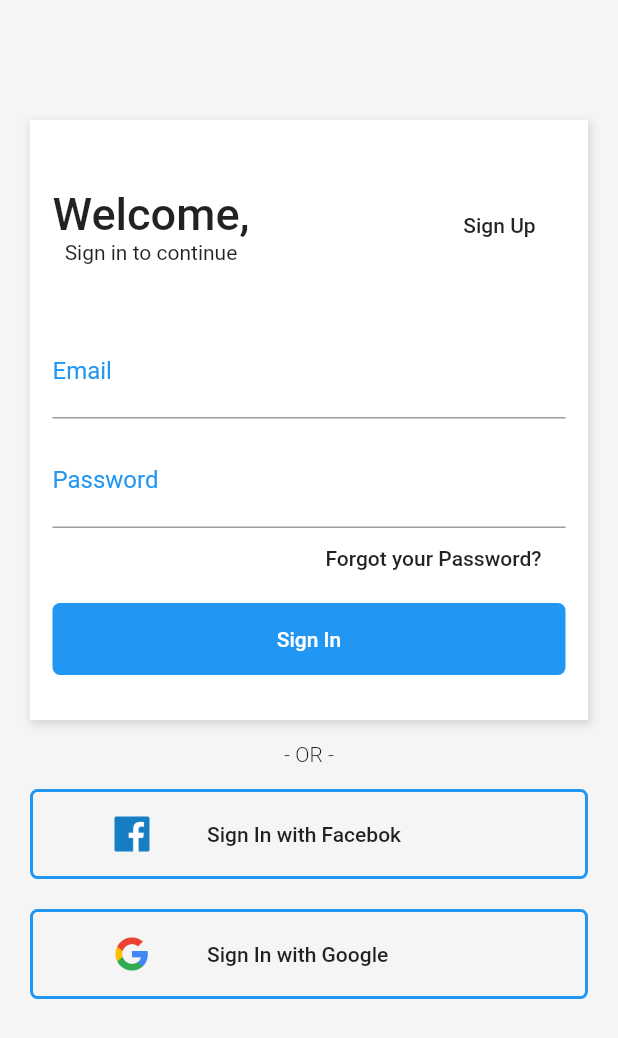
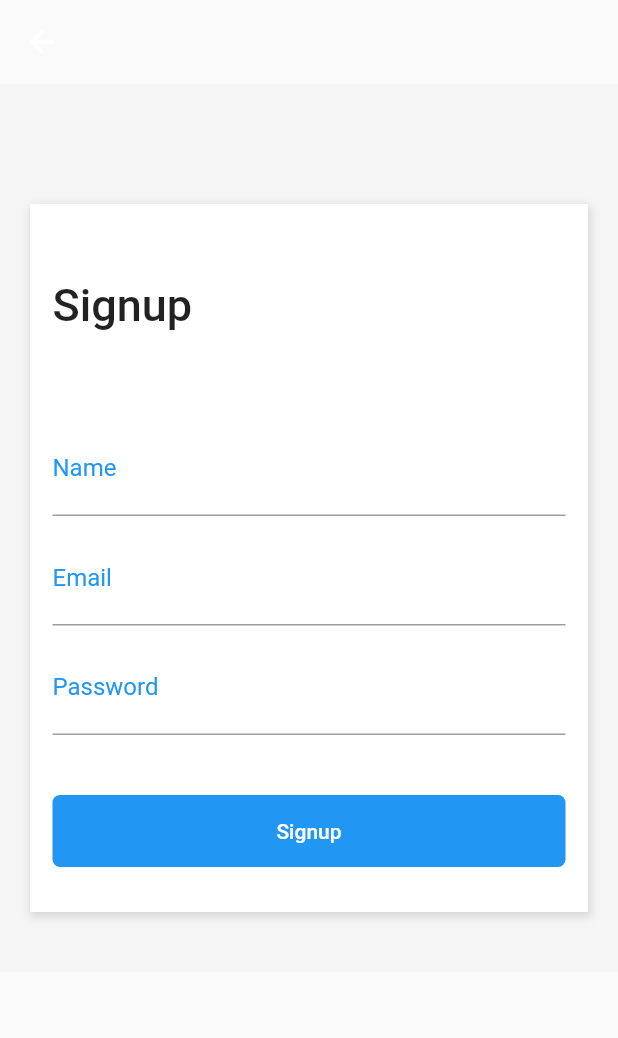
Before and after one commit to tonkunz/shopping_layout, a Flutter app: the screen it shows after launch, after a tap on "Sign Up", on a phone screen of 412 x 824 dp. Shown: the top 1038 px of the screen. Run offline on Flutter 3.47's test engine with Material 2 defaults, Android fonts, the phone set to English and light mode, and no system bars.

Commit message:
Adicionado signup page

```diff
--- a/lib/pages/login_page.dart
+++ b/lib/pages/login_page.dart
@@ -1,4 +1,5 @@
 import 'package:flutter/material.dart';
+import 'package:shopping_layout/pages/signup_page.dart';
 
 class LoginPage extends StatelessWidget {
   @override
@@ -44,7 +45,14 @@ class LoginPage extends StatelessWidget {
                             ],
                           ),
                           FlatButton(
-                            onPressed: () {},
+                            onPressed: () {
+                              Navigator.push(
+                                context,
+                                MaterialPageRoute(
+                                  builder: (context) => SignupPage(),
+                                ),
+                              );
+                            },
                             child: Text('Sign Up'),
                           ),
                         ],
--- /dev/null
+++ b/lib/pages/signup_page.dart
@@ -0,0 +1,121 @@
+import 'package:flutter/material.dart';
+
+class SignupPage extends StatelessWidget {
+  @override
+  Widget build(BuildContext context) {
+    return Scaffold(
+      appBar: AppBar(
+        backgroundColor: Colors.transparent,
+        elevation: 0,
+      ),
+      body: SingleChildScrollView(
+        child: Container(
+          color: Color(0xFFF5F5F5),
+          padding: EdgeInsets.only(top: 80, left: 20, right: 20, bottom: 40),
+          child: Column(
+            children: <Widget>[
+              Container(
+                decoration: BoxDecoration(
+                  color: Colors.white,
+                  boxShadow: [
+                    BoxShadow(
+                      color: Colors.black12,
+                      offset: Offset(1, 2.0),
+                      blurRadius: 4,
+                      spreadRadius: 1,
+                    ),
+                  ],
+                ),
+                child: Padding(
+                  padding: EdgeInsets.only(
+                    left: 15,
+                    right: 15,
+                    top: 50,
+                  ),
+                  child: Column(
+                    crossAxisAlignment: CrossAxisAlignment.start,
+                    children: <Widget>[
+                      Text(
+                        "Signup",
+                        style: TextStyle(
+                          fontSize: 30,
+                          fontWeight: FontWeight.w500,
+                        ),
+                      ),
+                      SizedBox(height: 60),
+                      TextFormField(
+                        keyboardType: TextInputType.text,
+                        decoration: InputDecoration(
+                          labelText: "Name",
+                          labelStyle: TextStyle(
+                            color: Theme.of(context).primaryColor,
+                            fontWeight: FontWeight.w400,
+                            fontSize: 16,
+                          ),
+                        ),
+                        style: TextStyle(
+                          fontSize: 20,
+                        ),
+                      ),
+                      SizedBox(
+                        height: 10,
+                      ),
+                      TextFormField(
+                        keyboardType: TextInputType.emailAddress,
+                        decoration: InputDecoration(
+                          labelText: "Email",
+                          labelStyle: TextStyle(
+                            color: Theme.of(context).primaryColor,
+                            fontWeight: FontWeight.w400,
+                            fontSize: 16,
+                          ),
+                        ),
+                        style: TextStyle(
+                          fontSize: 20,
+                        ),
+                      ),
+                      SizedBox(height: 10),
+                      TextFormField(
+                        keyboardType: TextInputType.emailAddress,
+                        obscureText: true,
+                        decoration: InputDecoration(
+                          labelText: "Password",
+                          labelStyle: TextStyle(
+                            color: Theme.of(context).primaryColor,
+                            fontWeight: FontWeight.w400,
+                            fontSize: 16,
+                          ),
+                        ),
+                        style: TextStyle(
+                          fontSize: 20,
+                        ),
+                      ),
+                      SizedBox(height: 40),
+                      Container(
+                        width: double.infinity,
+                        child: FlatButton(
+                          onPressed: () {},
+                          child: Text(
+                            'Signup',
+                            style: TextStyle(color: Colors.white),
+                          ),
+                        ),
+                        decoration: BoxDecoration(
+                          color: Colors.blue,
+                          borderRadius: BorderRadius.all(
+                            Radius.circular(5),
+                          ),
+                        ),
+                      ),
+                      SizedBox(height: 30),
+                    ],
+                  ),
+                ),
+              ),
+            ],
+          ),
+        ),
+      ),
+    );
+  }
+}
```
